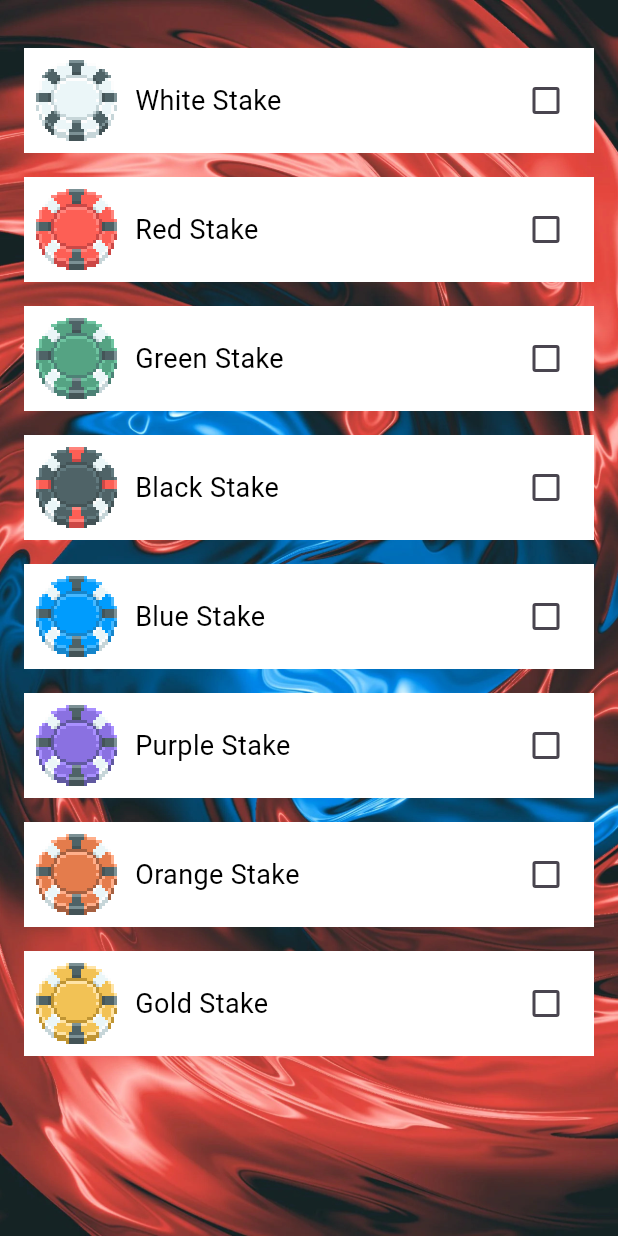
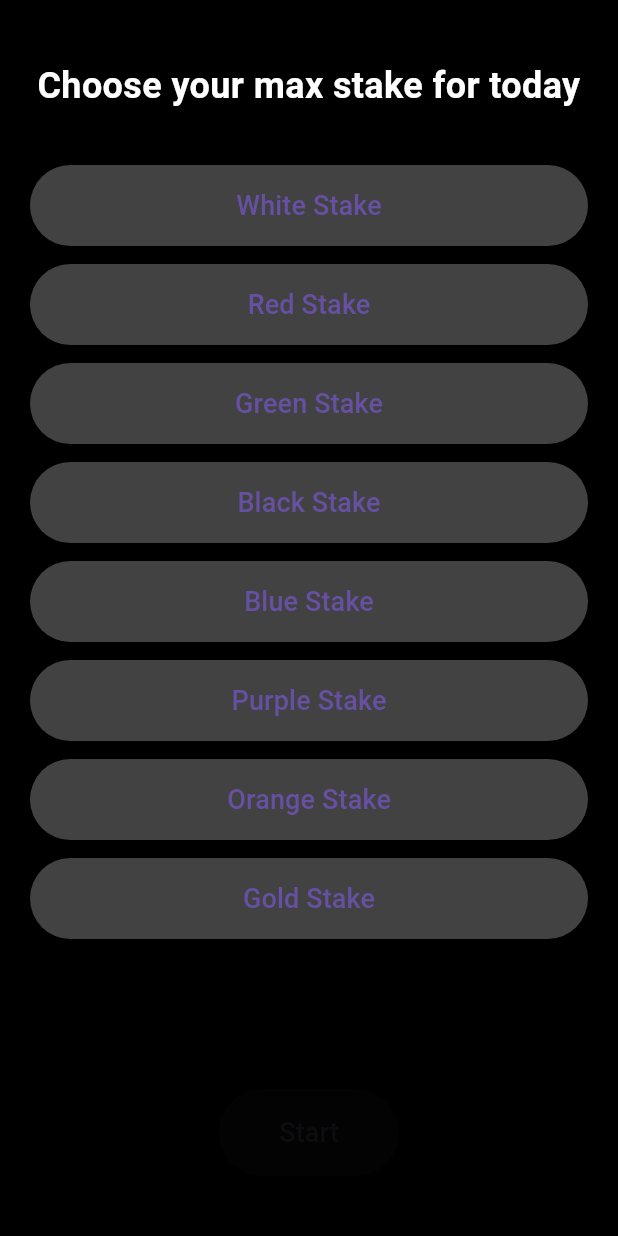
Before and after one commit to TessaChessnoe/balatodo, a Flutter app: the screen it shows after launch, on a phone screen of 412 x 824 dp. Run offline on Flutter 3.47's test engine with Material 3 defaults, Android fonts, the phone set to English and light mode, and no system bars; our stand-ins replace audioplayers.

Commit message:
Working start screen with maximum stake selection.

```diff
--- a/lib/main.dart
+++ b/lib/main.dart
@@ -1,6 +1,7 @@
 import 'package:flutter/material.dart';
 import 'package:audioplayers/audioplayers.dart';
 import 'package:flutter/services.dart';
+import 'start_screen.dart';
 
 void main() {
   runApp(
@@ -8,7 +9,7 @@ void main() {
       child: SizedBox(
         width: 412, // Simulates a large Android phone
         height: 915,
-        child: MyApp(),
+        child: RootApp(),
       ),
     ),
   );
@@ -36,28 +37,45 @@ class CheckboxItem {
   });
 }
 
-class MyApp extends StatelessWidget {
-  const MyApp({super.key});
+class RootApp extends StatefulWidget {
+  const RootApp({super.key});
+
+  @override
+  State<RootApp> createState() => _RootAppState();
+}
+
+class _RootAppState extends State<RootApp> {
+  int? _maxStakeIndex; // null until the user selects one
 
   @override
   Widget build(BuildContext context) {
     return MaterialApp(
       title: 'Custom Checkbox App',
       theme: ThemeData(primarySwatch: Colors.blue),
-      home: CheckboxScreen(),
+      home:
+          _maxStakeIndex == null
+              ? StartScreen(
+                onStart: (index) {
+                  setState(() {
+                    _maxStakeIndex = index;
+                  });
+                },
+              )
+              : CheckboxScreen(maxStakeIndex: _maxStakeIndex!),
     );
   }
 }
 
 class CheckboxScreen extends StatefulWidget {
-  const CheckboxScreen({super.key});
+  final int maxStakeIndex;
+  const CheckboxScreen({super.key, required this.maxStakeIndex});
 
   @override
   _CheckboxScreenState createState() => _CheckboxScreenState();
 }
 
 class _CheckboxScreenState extends State<CheckboxScreen> {
-  final List<CheckboxItem> items = [
+  final List<CheckboxItem> allItems = [
     CheckboxItem(
       label: 'White Stake',
       soundPath: 'assets/sounds/mult1.wav',
@@ -99,6 +117,13 @@ class _CheckboxScreenState extends State<CheckboxScreen> {
       imagePath: 'assets/images/gold-stake.png',
     ),
   ];
+  late final List<CheckboxItem> items;
+
+  @override
+  void initState() {
+    super.initState();
+    items = allItems.sublist(0, widget.maxStakeIndex + 1);
+  }
 
   final AudioPlayer _audioPlayer = AudioPlayer();
 
--- /dev/null
+++ b/lib/start_screen.dart
@@ -0,0 +1,92 @@
+import 'package:flutter/material.dart';
+
+class StartScreen extends StatefulWidget {
+  final void Function(int maxStakeIndex) onStart;
+
+  const StartScreen({super.key, required this.onStart});
+
+  @override
+  State<StartScreen> createState() => _StartScreenState();
+}
+
+class _StartScreenState extends State<StartScreen> {
+  int? _selectedIndex;
+
+  final List<String> stakeLabels = [
+    'White Stake',
+    'Red Stake',
+    'Green Stake',
+    'Black Stake',
+    'Blue Stake',
+    'Purple Stake',
+    'Orange Stake',
+    'Gold Stake',
+  ];
+
+  @override
+  Widget build(BuildContext context) {
+    return Scaffold(
+      backgroundColor: Colors.black,
+      body: Padding(
+        padding: const EdgeInsets.symmetric(horizontal: 20, vertical: 40),
+        child: Column(
+          crossAxisAlignment: CrossAxisAlignment.center,
+          children: [
+            const Text(
+              'Choose your max stake for today',
+              style: TextStyle(
+                color: Colors.white,
+                fontSize: 24,
+                fontWeight: FontWeight.bold,
+              ),
+              textAlign: TextAlign.center,
+            ),
+            const SizedBox(height: 30),
+            Expanded(
+              child: ListView.builder(
+                itemCount: stakeLabels.length,
+                itemBuilder: (context, index) {
+                  final isSelected = _selectedIndex == index;
+                  return Padding(
+                    padding: const EdgeInsets.symmetric(vertical: 6),
+                    child: ElevatedButton(
+                      style: ElevatedButton.styleFrom(
+                        backgroundColor:
+                            isSelected ? Colors.amber : Colors.grey[800],
+                        padding: const EdgeInsets.symmetric(vertical: 14),
+                      ),
+                      onPressed: () {
+                        setState(() {
+                          _selectedIndex = index;
+                        });
+                      },
+                      child: Text(
+                        stakeLabels[index],
+                        style: const TextStyle(fontSize: 18),
+                      ),
+                    ),
+                  );
+                },
+              ),
+            ),
+            const SizedBox(height: 20),
+            ElevatedButton(
+              onPressed:
+                  _selectedIndex != null
+                      ? () => widget.onStart(_selectedIndex!)
+                      : null,
+              style: ElevatedButton.styleFrom(
+                backgroundColor: Colors.green,
+                padding: const EdgeInsets.symmetric(
+                  horizontal: 40,
+                  vertical: 16,
+                ),
+              ),
+              child: const Text('Start', style: TextStyle(fontSize: 18)),
+            ),
+          ],
+        ),
+      ),
+    );
+  }
+}
```
Also changed, not shown: lib/checklist_screen.dart (added), lib/models.dart (added), lib/storage.dart (added).
